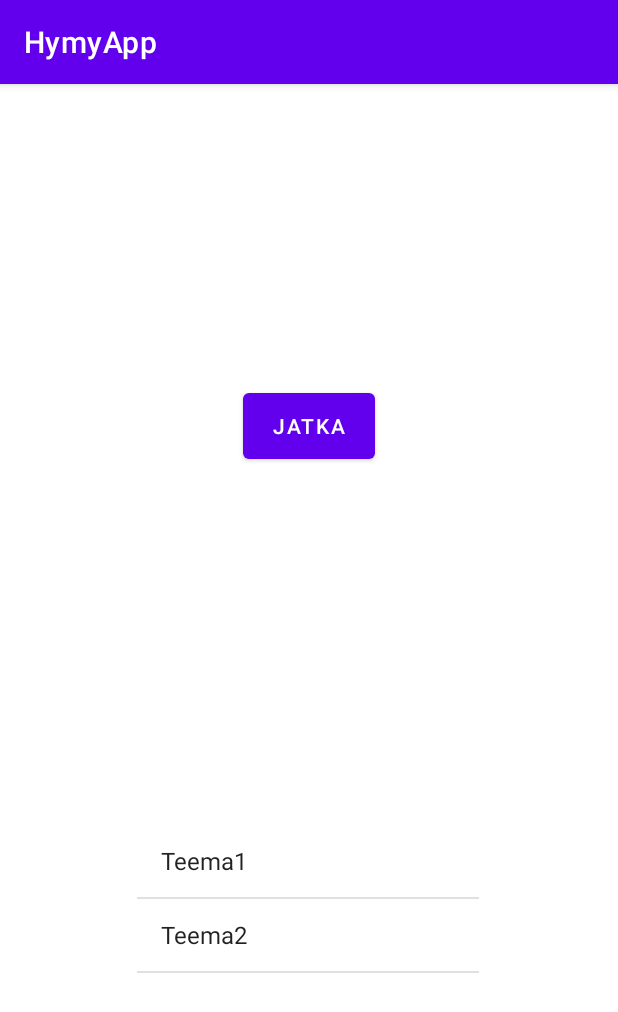
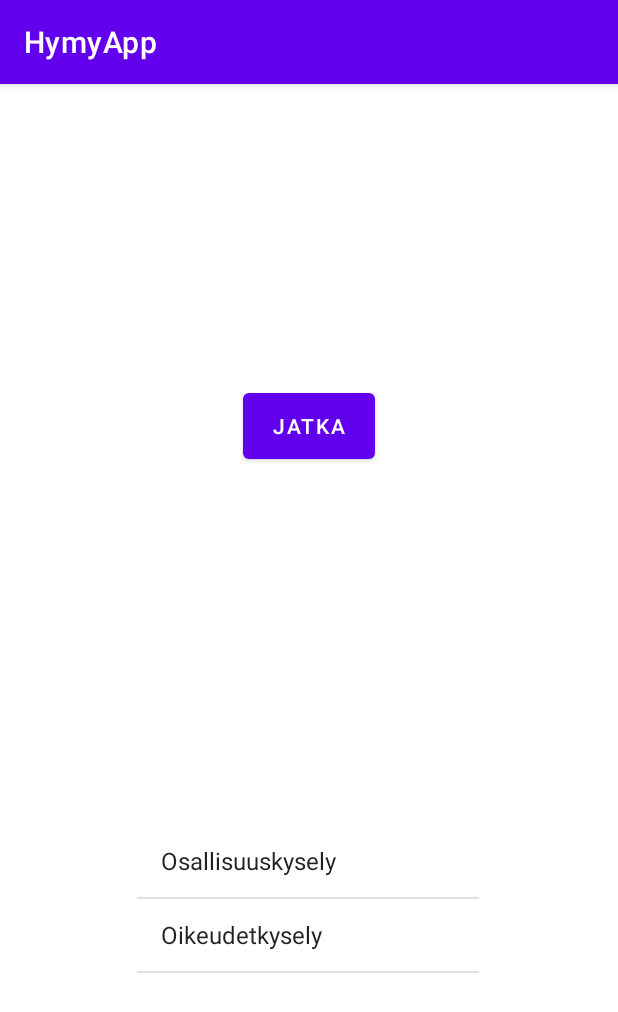
Before and after one commit to kanitaa/HymyApp, an Android app: the screen it shows after launch (MainActivity), on a phone screen of 412 x 824 dp. Shown: the top 1012 px of the screen. Run offline under Robolectric (Android 15) with nearby library versions, the phone set to English and light mode, and no system bars.

Commit message:
nimien muutoksia

```diff
--- a/app/src/main/java/fi/hymyapp/GameActivity.java
+++ b/app/src/main/java/fi/hymyapp/GameActivity.java
@@ -66,7 +66,6 @@ public class GameActivity extends AppCompatActivity {
         base.getOp1Counter().setValue(newValue);
         newValue = base.getTotalValue()+1;
         base.getTotalCounter().setValue(newValue);
-
         //Increase points by 2 if correct answer is right
         if(base.getCorrectAnswer().equals("op1")){
             //give score after right answer WIP
--- a/app/src/main/java/fi/hymyapp/Singleton.java
+++ b/app/src/main/java/fi/hymyapp/Singleton.java
@@ -13,8 +13,8 @@ public class Singleton {
     }
     private Singleton(){
         themesList=new ArrayList<>();
-        themesList.add(new Themes("Teema1","involvementQuestions"));
-        themesList.add(new Themes("Teema2","rightsQuestions"));
+        themesList.add(new Themes("Osallisuuskysely","involvementQuestions"));
+        themesList.add(new Themes("Oikeudetkysely","rightsQuestions"));
 
     }
     public List<Themes> getThemes(){return themesList;}
```
